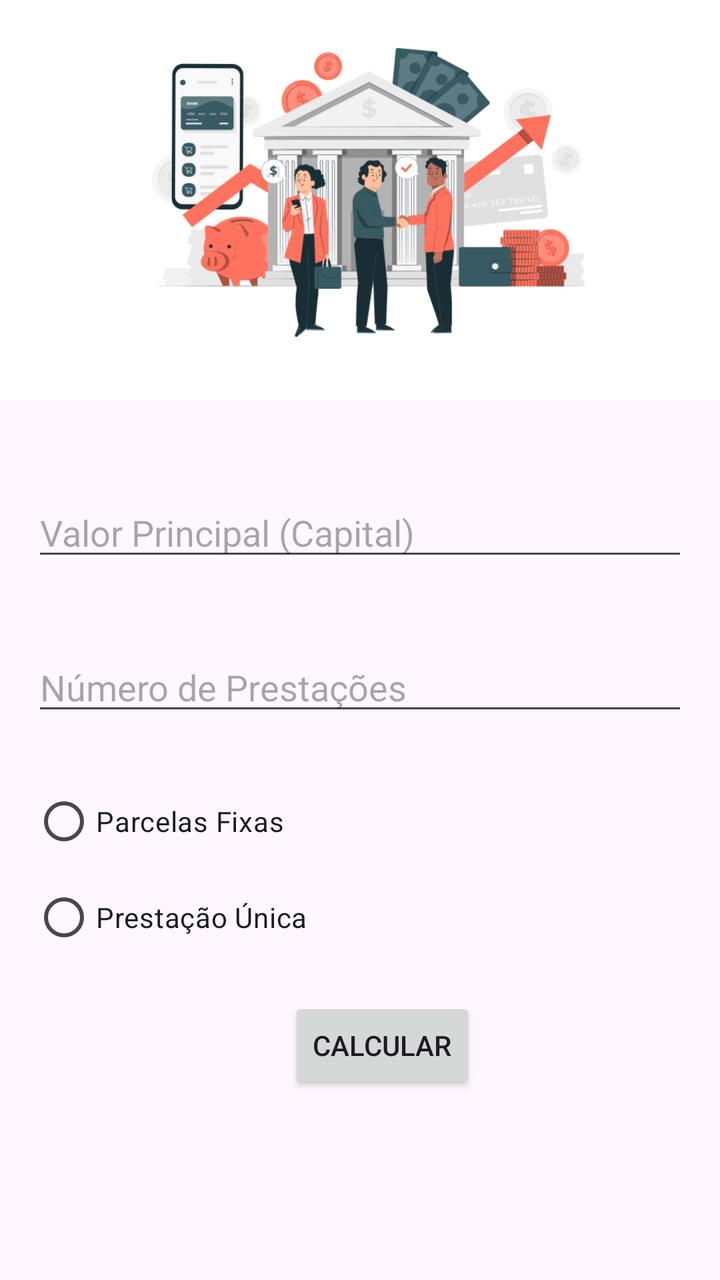
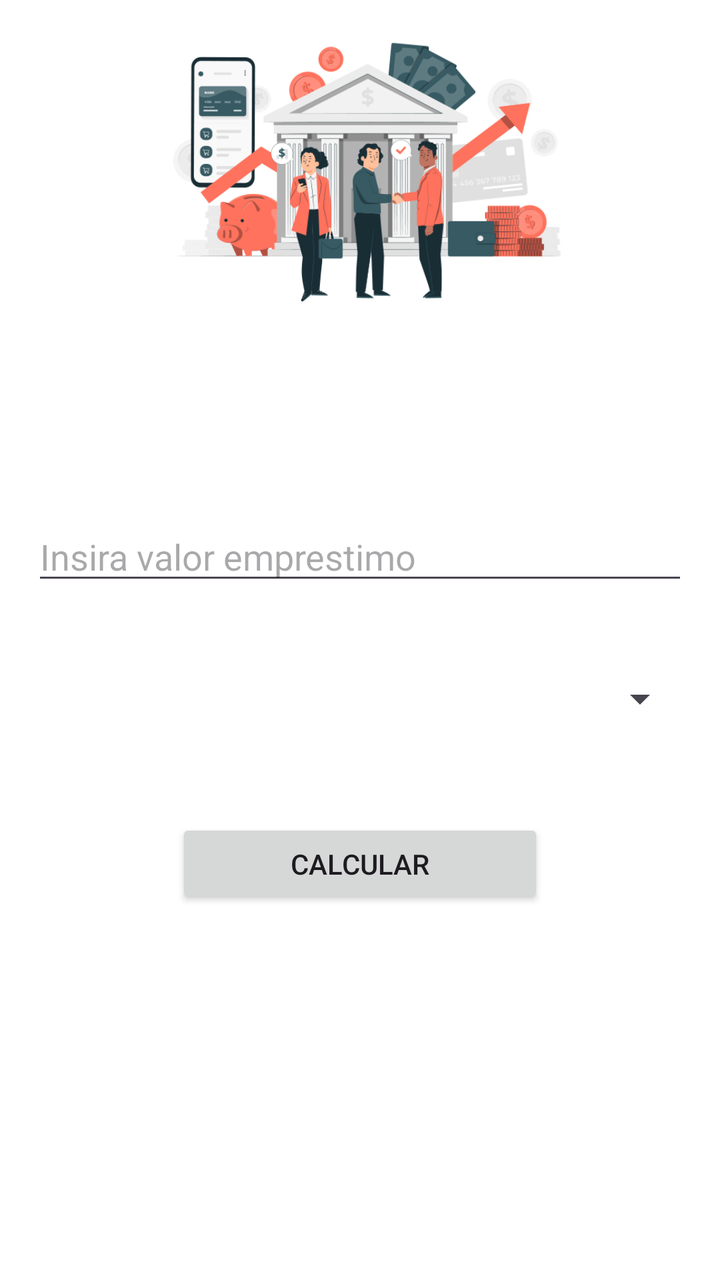

Compare the two renders of this Android layout. The source of the first and the diff that turns it into the second are given below.
<!-- AndroidManifest.xml: application theme Theme.EmprestimoBank -->
<!-- res/layout/activity_main.xml -->
<?xml version="1.0" encoding="utf-8"?>
<androidx.constraintlayout.widget.ConstraintLayout xmlns:android="http://schemas.android.com/apk/res/android"
    xmlns:app="http://schemas.android.com/apk/res-auto"
    xmlns:tools="http://schemas.android.com/tools"
    android:id="@+id/main"
    android:layout_width="match_parent"
    android:layout_height="match_parent"
    tools:context=".MainActivity">


    <EditText
        android:id="@+id/principalInput"
        android:layout_width="0dp"
        android:layout_height="wrap_content"
        android:layout_marginHorizontal="16dp"
        android:layout_marginTop="244dp"
        android:hint="Valor Principal (Capital)"
        android:inputType="numberDecimal"
        app:layout_constraintEnd_toEndOf="parent"
        app:layout_constraintStart_toStartOf="parent"
        app:layout_constraintTop_toTopOf="parent" />

    <EditText
        android:id="@+id/installmentsInput"
        android:layout_width="0dp"
        android:layout_height="wrap_content"
        android:layout_marginHorizontal="16dp"
        android:layout_marginTop="36dp"
        android:hint="Número de Prestações"
        android:inputType="number"
        app:layout_constraintEnd_toEndOf="parent"
        app:layout_constraintStart_toStartOf="parent"
        app:layout_constraintTop_toBottomOf="@+id/principalInput" />

    <RadioGroup
        android:id="@+id/amortizationType"
        android:layout_width="0dp"
        android:layout_height="wrap_content"
        android:layout_marginHorizontal="16dp"
        android:layout_marginTop="24dp"
        app:layout_constraintEnd_toEndOf="parent"
        app:layout_constraintStart_toStartOf="parent"
        app:layout_constraintTop_toBottomOf="@+id/installmentsInput">

        <RadioButton
            android:id="@+id/radioFixedInstallments"
            android:layout_width="wrap_content"
            android:layout_height="wrap_content"
            android:text="Parcelas Fixas" />

        <RadioButton
            android:id="@+id/radioSinglePayment"
            android:layout_width="wrap_content"
            android:layout_height="wrap_content"
            android:text="Prestação Única" />

    </RadioGroup>

    <Button
        android:id="@+id/calculateButton"
        android:layout_width="wrap_content"
        android:layout_height="wrap_content"
        android:layout_marginHorizontal="16dp"
        android:layout_marginTop="16dp"
        android:text="Calcular"
        app:layout_constraintEnd_toEndOf="parent"
        app:layout_constraintHorizontal_bias="0.548"
        app:layout_constraintStart_toStartOf="parent"
        app:layout_constraintTop_toBottomOf="@+id/amortizationType" />

    <ImageView
        android:id="@+id/myImageView"
        android:layout_width="430dp"
        android:layout_height="200dp"
        android:src="@drawable/banco"
        app:layout_constraintEnd_toEndOf="parent"
        app:layout_constraintStart_toStartOf="parent"
        tools:layout_editor_absoluteY="45dp" />

</androidx.constraintlayout.widget.ConstraintLayout>
<!-- resources referenced by this layout -->
<resources>
  <!-- drawable banco: png bitmap (drawable, 77879 bytes) -->
  <style name="Theme.EmprestimoBank" parent="Base.Theme.EmprestimoBank" />
  <style name="Base.Theme.EmprestimoBank" parent="Theme.Material3.DayNight.NoActionBar">
          
          
      </style>
</resources>

<!-- the commit's change to res/layout/activity_main.xml (unified diff, before → after) -->
@@ -5,30 +5,39 @@
     android:id="@+id/main"
     android:layout_width="match_parent"
     android:layout_height="match_parent"
+    android:background="@color/white"
     tools:context=".MainActivity">
 
+    <ImageView
+        android:id="@+id/myImageView"
+        android:layout_width="0dp"
+        android:layout_height="179dp"
+        android:src="@drawable/banco"
+
+        app:layout_constraintHorizontal_bias="0.647"
+        app:layout_constraintStart_toStartOf="parent"
+        tools:layout_editor_absoluteY="15dp" />
 
     <EditText
         android:id="@+id/principalInput"
         android:layout_width="0dp"
         android:layout_height="wrap_content"
         android:layout_marginHorizontal="16dp"
-        android:layout_marginTop="244dp"
-        android:hint="Valor Principal (Capital)"
+        android:layout_marginTop="256dp"
+        android:hint="Insira valor emprestimo"
         android:inputType="numberDecimal"
         app:layout_constraintEnd_toEndOf="parent"
         app:layout_constraintStart_toStartOf="parent"
         app:layout_constraintTop_toTopOf="parent" />
 
-    <EditText
-        android:id="@+id/installmentsInput"
+    <Spinner
+        android:id="@+id/installmentsSpinner"
         android:layout_width="0dp"
         android:layout_height="wrap_content"
         android:layout_marginHorizontal="16dp"
-        android:layout_marginTop="36dp"
-        android:hint="Número de Prestações"
-        android:inputType="number"
+        android:layout_marginTop="40dp"
         app:layout_constraintEnd_toEndOf="parent"
+        app:layout_constraintHorizontal_bias="0.125"
         app:layout_constraintStart_toStartOf="parent"
         app:layout_constraintTop_toBottomOf="@+id/principalInput" />
 
@@ -40,41 +49,32 @@
         android:layout_marginTop="24dp"
         app:layout_constraintEnd_toEndOf="parent"
         app:layout_constraintStart_toStartOf="parent"
-        app:layout_constraintTop_toBottomOf="@+id/installmentsInput">
+        app:layout_constraintTop_toBottomOf="@+id/installmentsSpinner">
 
-        <RadioButton
-            android:id="@+id/radioFixedInstallments"
-            android:layout_width="wrap_content"
-            android:layout_height="wrap_content"
-            android:text="Parcelas Fixas" />
 
-        <RadioButton
-            android:id="@+id/radioSinglePayment"
-            android:layout_width="wrap_content"
-            android:layout_height="wrap_content"
-            android:text="Prestação Única" />
+
+
+
+
+
+
+
+
+
+
 
     </RadioGroup>
 
     <Button
         android:id="@+id/calculateButton"
-        android:layout_width="wrap_content"
-        android:layout_height="wrap_content"
+        android:layout_width="184dp"
+        android:layout_height="45dp"
         android:layout_marginHorizontal="16dp"
-        android:layout_marginTop="16dp"
+        android:layout_marginTop="24dp"
         android:text="Calcular"
         app:layout_constraintEnd_toEndOf="parent"
-        app:layout_constraintHorizontal_bias="0.548"
         app:layout_constraintStart_toStartOf="parent"
         app:layout_constraintTop_toBottomOf="@+id/amortizationType" />
 
-    <ImageView
-        android:id="@+id/myImageView"
-        android:layout_width="430dp"
-        android:layout_height="200dp"
-        android:src="@drawable/banco"
-        app:layout_constraintEnd_toEndOf="parent"
-        app:layout_constraintStart_toStartOf="parent"
-        tools:layout_editor_absoluteY="45dp" />
 
 </androidx.constraintlayout.widget.ConstraintLayout>
<!-- resource entries referenced after the edit -->
@@ -1,5 +1,6 @@
 <!-- resources referenced by this layout -->
 <resources>
+  <color name="white">#FFFFFFFF</color>
   <!-- drawable banco: png bitmap (drawable, 77879 bytes) -->
   <style name="Theme.EmprestimoBank" parent="Base.Theme.EmprestimoBank" />
   <style name="Base.Theme.EmprestimoBank" parent="Theme.Material3.DayNight.NoActionBar">
